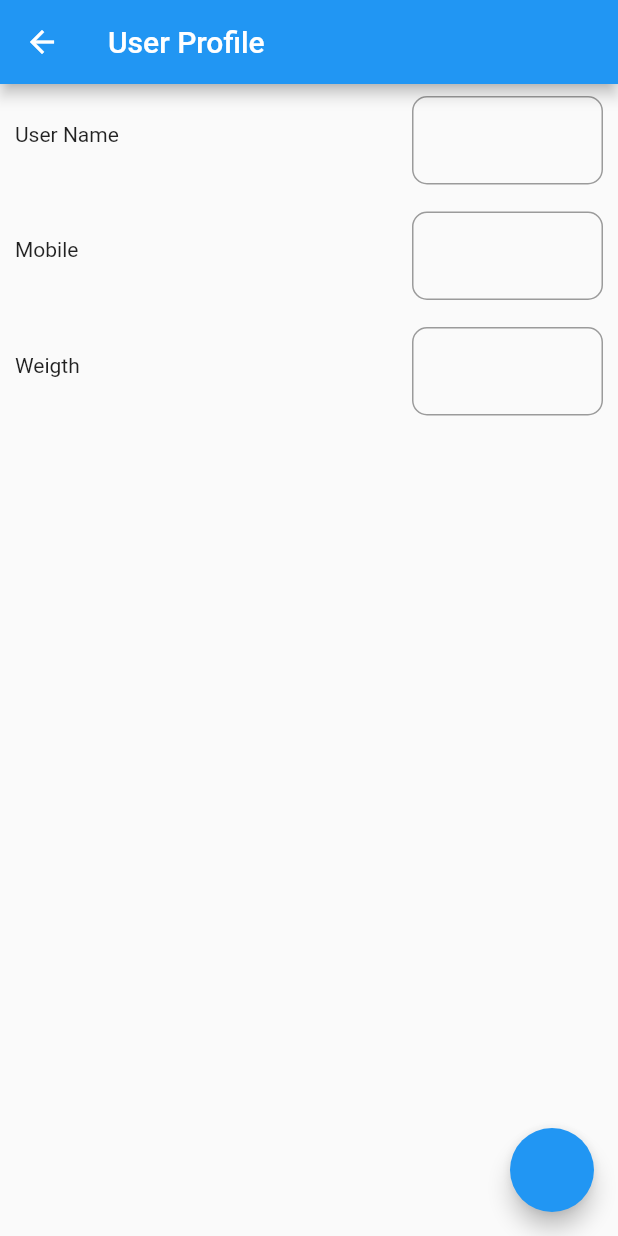
After one commit to tejaschinni/caloriecounter, a Flutter app: the UserDetailPage screen opened directly, on a phone screen of 412 x 824 dp. The commit adds this screen. Run offline on Flutter 3.47's test engine with Material 2 defaults, Android fonts, the phone set to English and light mode, and no system bars; our stand-ins replace cloud_firestore, date_picker_timeline, firebase_auth, firebase_core, google_sign_in; accounts and stored records are empty.

Commit message:
user date

```diff
--- /dev/null
+++ b/lib/caloriescounter/userDetailPage.dart
@@ -0,0 +1,166 @@
+import 'package:cloud_firestore/cloud_firestore.dart';
+import 'package:flutter/material.dart';
+import 'package:google_sign_in/google_sign_in.dart';
+
+class UserDetailPage extends StatefulWidget {
+  Function signOut;
+  GoogleSignInAccount gUser;
+  DateTime selectedDate;
+  UserDetailPage({this.gUser, this.selectedDate, this.signOut});
+  @override
+  _UserDetailPageState createState() => _UserDetailPageState();
+}
+
+class _UserDetailPageState extends State<UserDetailPage> {
+  TextEditingController userNameController = TextEditingController();
+  TextEditingController mobileController = TextEditingController();
+  TextEditingController weigthController = TextEditingController();
+
+  String userName;
+  int weigth, mobile;
+
+  CollectionReference collection =
+      FirebaseFirestore.instance.collection('caloriecounter');
+
+  @override
+  void initState() {
+    // TODO: implement initState
+    super.initState();
+    setState(() {
+      widget.selectedDate = DateTime(
+          DateTime.now().year, DateTime.now().month, DateTime.now().day);
+    });
+    print(userNameController);
+  }
+
+  @override
+  Widget build(BuildContext context) {
+    return Scaffold(
+      floatingActionButton: FloatingActionButton(
+        onPressed: () {
+          userDetail();
+          Navigator.pop(context);
+        },
+      ),
+      appBar: AppBar(
+        title: Text('User Profile'),
+      ),
+      body: Container(
+        child: Column(
+          children: [
+            Row(
+              children: [
+                Expanded(
+                  child: Container(
+                    padding: EdgeInsets.all(10),
+                    child: Text('User Name'),
+                  ),
+                ),
+                Expanded(
+                  child: Container(
+                    height: 50,
+                  ),
+                ),
+                Expanded(
+                  child: Container(
+                    padding: EdgeInsets.only(top: 8, right: 10),
+                    child: TextField(
+                      controller: userNameController,
+                      onChanged: (String val) {
+                        setState(() {
+                          userName = val;
+                        });
+                      },
+                      decoration: InputDecoration(
+                          border: OutlineInputBorder(
+                              borderRadius: BorderRadius.circular(10))),
+                    ),
+                  ),
+                ),
+              ],
+            ),
+            SizedBox(
+              height: 10,
+            ),
+            Row(
+              children: [
+                Expanded(
+                  child: Container(
+                    padding: EdgeInsets.all(10),
+                    child: Text('Mobile'),
+                  ),
+                ),
+                Expanded(
+                  child: Container(
+                    height: 50,
+                  ),
+                ),
+                Expanded(
+                  child: Container(
+                    padding: EdgeInsets.only(top: 8, right: 10),
+                    child: TextField(
+                      controller: mobileController,
+                      keyboardType: TextInputType.number,
+                      onChanged: (String val) {
+                        setState(() {
+                          mobile = int.parse(val);
+                        });
+                      },
+                      decoration: InputDecoration(
+                          border: OutlineInputBorder(
+                              borderRadius: BorderRadius.circular(10))),
+                    ),
+                  ),
+                ),
+              ],
+            ),
+            SizedBox(
+              height: 10,
+            ),
+            Row(
+              children: [
+                Expanded(
+                  child: Container(
+                    padding: EdgeInsets.all(10),
+                    child: Text('Weigth'),
+                  ),
+                ),
+                Expanded(
+                  child: Container(
+                    height: 50,
+                  ),
+                ),
+                Expanded(
+                  child: Container(
+                    padding: EdgeInsets.only(top: 8, right: 10),
+                    child: TextField(
+                      controller: weigthController,
+                      keyboardType: TextInputType.number,
+                      onChanged: (String val) {
+                        setState(() {
+                          weigth = int.parse(val);
+                        });
+                      },
+                      decoration: InputDecoration(
+                          border: OutlineInputBorder(
+                              borderRadius: BorderRadius.circular(10))),
+                    ),
+                  ),
+                ),
+              ],
+            ),
+          ],
+        ),
+      ),
+    );
+  }
+
+  Future<void> userDetail() async {
+    collection.doc(widget.gUser.email).set({
+      'name': userName,
+      'mobile': mobile,
+      'weigth': weigth,
+      'date': widget.selectedDate
+    });
+  }
+}
```
Also changed, not shown: lib/caloriescounter/viewRecipesPage.dart (+122 -32 lines).
